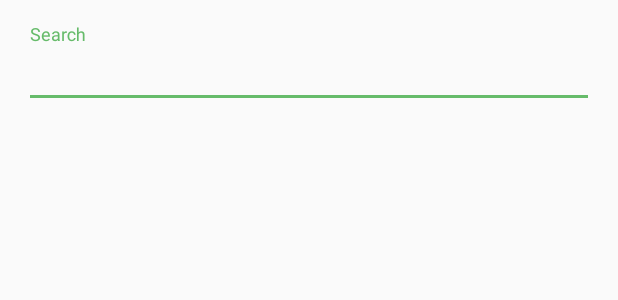
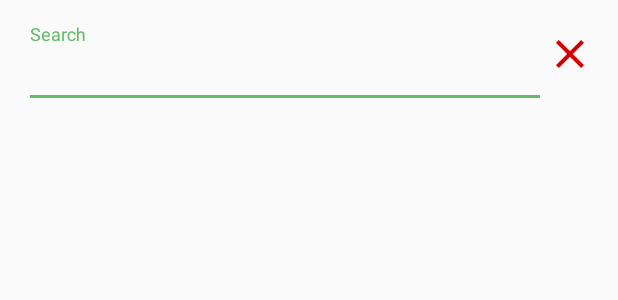
Before and after one commit to raakeshvicrak/ILoveZappos, an Android app: the layout content_search.xml on its own in the app's theme, with its tools: preview values and no code run, on a phone screen of 412 x 824 dp. Shown: the top 300 px of the screen. Run offline under Robolectric (Android 15) with nearby library versions, the phone set to English and light mode, and no system bars.

```diff
--- a/app/src/main/java/com/zappos/raakeshpremkumar/ilovezappos/DB/DataBaseQuery.java
+++ b/app/src/main/java/com/zappos/raakeshpremkumar/ilovezappos/DB/DataBaseQuery.java
@@ -20,10 +20,11 @@ public class DataBaseQuery {
     public static final String PRODUCT_URL = "PRODUCTURL";
     public static final String PRODUCT_NAME = "PRODUCTNAME";
     public static final String SEARCH_TERM = "SEARCHTERM";
+    public static final String VIEWED = "VIEWED";
 
     public static final String CREATE_TABLE_PRODUCT_DETAILS = "CREATE TABLE " + TABLE_PRODUCT_DETAILS + "(" + S_NO
             + " INTEGER PRIMARY KEY, " + PRODUCT_ID + " TEXT," + BRAND_NAME + " TEXT," + THUMBNAIL_IMAGE_URL + " TEXT,"
             + ORIGINAL_PRICE + " TEXT," + STYLE_ID + " TEXT," + COLOR_ID + " TEXT," + PRICE + " TEXT," + PERCENT_OFF + " TEXT,"
-            + PRODUCT_URL + " TEXT," + PRODUCT_NAME + " TEXT," + SEARCH_TERM + " TEXT)";
+            + PRODUCT_URL + " TEXT," + PRODUCT_NAME + " TEXT," + SEARCH_TERM + " TEXT," + VIEWED + " TEXT)";
 
 }
--- a/app/src/main/res/layout/content_search.xml
+++ b/app/src/main/res/layout/content_search.xml
@@ -1,5 +1,5 @@
 <?xml version="1.0" encoding="utf-8"?>
-<RelativeLayout xmlns:android="http://schemas.android.com/apk/res/android"
+<LinearLayout xmlns:android="http://schemas.android.com/apk/res/android"
     xmlns:app="http://schemas.android.com/apk/res-auto"
     xmlns:tools="http://schemas.android.com/tools"
     android:id="@+id/content_search"
@@ -9,14 +9,17 @@
     android:paddingLeft="@dimen/activity_horizontal_margin"
     android:paddingRight="@dimen/activity_horizontal_margin"
     android:paddingTop="@dimen/activity_vertical_margin"
+    android:orientation="horizontal"
     app:layout_behavior="@string/appbar_scrolling_view_behavior"
     tools:context="com.zappos.raakeshpremkumar.ilovezappos.SearchActivity"
-    tools:showIn="@layout/activity_search">
+    tools:showIn="@layout/activity_search"
+    android:weightSum="5">
 
     <android.support.design.widget.TextInputLayout
         android:id="@+id/text_input_layout"
         android:layout_width="match_parent"
-        android:layout_height="wrap_content">
+        android:layout_height="wrap_content"
+        android:layout_weight="4">
 
         <EditText
             android:id="@+id/searchEditText"
@@ -29,5 +32,13 @@
 
     </android.support.design.widget.TextInputLayout>
 
+    <ImageView
+        android:id="@+id/clearButton"
+        android:src="@drawable/clear"
+        android:layout_width="40dp"
+        android:layout_height="40dp"
+        android:tint="@color/red"
+        android:layout_gravity="end"
+        android:layout_weight="1"/>
 
-</RelativeLayout>
+</LinearLayout>
```
Also changed, not shown: app/src/main/java/com/zappos/raakeshpremkumar/ilovezappos/DB/DataBaseManager.java (+8 -3 lines), app/src/main/java/com/zappos/raakeshpremkumar/ilovezappos/ProductActivity.java (+13 -0 lines), app/src/main/java/com/zappos/raakeshpremkumar/ilovezappos/SearchActivity.java (+30 -0 lines), app/src/main/res/drawable/clear.png (added), 2 other files.
